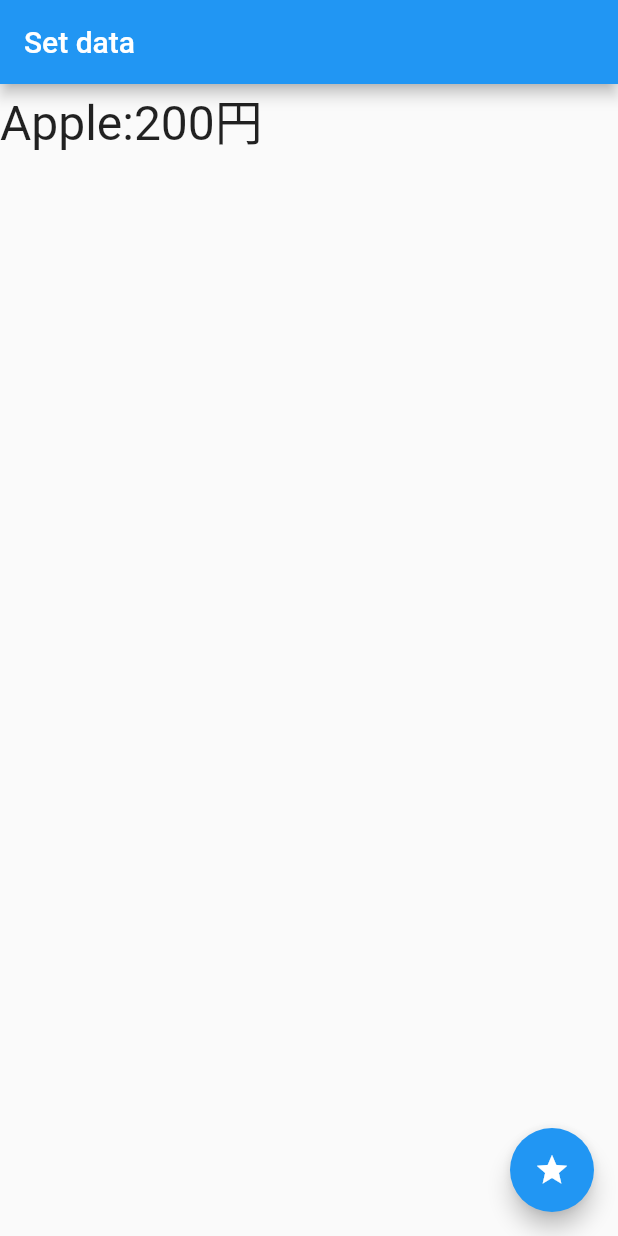
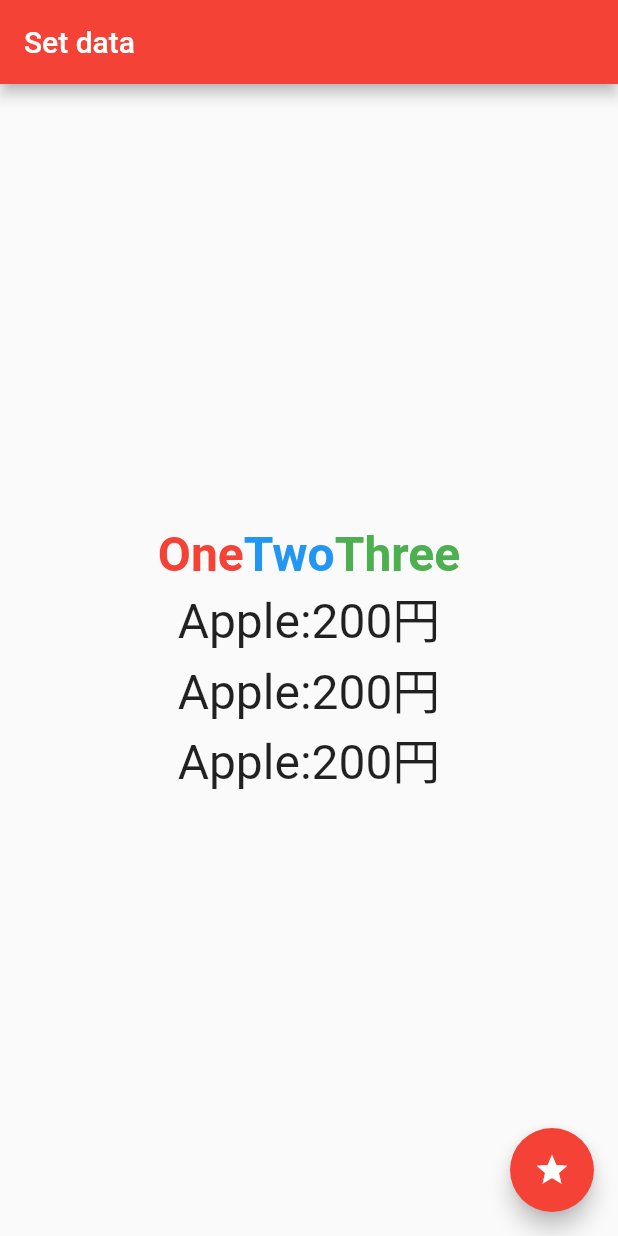
Before and after one commit to yossibank/FlutterApp, a Flutter app: the screen it shows after launch, on a phone screen of 412 x 824 dp. Run offline on Flutter 3.47's test engine with Material 2 defaults, Android fonts, the phone set to English and light mode, and no system bars; our stand-ins replace font_awesome_flutter.

Commit message:
Column, Rowを用いた画面表示

```diff
--- a/practice3/lib/main.dart
+++ b/practice3/lib/main.dart
@@ -4,6 +4,7 @@ void main() {
   runApp(const MyApp());
 }
 
+// StatelessWidgetで静的なWidgetを返す
 class MyApp extends StatelessWidget {
   const MyApp({Key? key}) : super(key: key);
 
@@ -13,11 +14,13 @@ class MyApp extends StatelessWidget {
   Widget build(BuildContext context) {
     return MaterialApp(
       title: 'Flutter Demo',
+      theme: ThemeData(primarySwatch: Colors.red),
       home: MyHomePage(title: title),
     );
   }
 }
 
+// StatefulWidgetで動的なWidgetを生成する。実際の状態管理はcreateState()で作成する
 class MyHomePage extends StatefulWidget {
   final String title;
 
@@ -39,6 +42,7 @@ class Data {
   }
 }
 
+// StatefulWidgetの状態を管理する。状態に応じて表示するWidgetを返す。
 class _MyHomePageState extends State<MyHomePage> {
   static final _data = [
     Data('Apple', 200),
@@ -46,7 +50,7 @@ class _MyHomePageState extends State<MyHomePage> {
     Data('Peach', 300),
   ];
 
-  Data _item = _data[0];
+  Data _item = (_data..shuffle()).first;
 
   void _setData() {
     setState(() {
@@ -58,11 +62,44 @@ class _MyHomePageState extends State<MyHomePage> {
   Widget build(BuildContext context) {
     return Scaffold(
       appBar: AppBar(
-        title: Text('Set data'),
+        title: const Text('Set data'),
       ),
-      body: Text(
-        _item.toString(),
-        style: const TextStyle(fontSize: 32.0),
+      body: Column(
+        mainAxisAlignment: MainAxisAlignment.center,
+        mainAxisSize: MainAxisSize.max,
+        crossAxisAlignment: CrossAxisAlignment.center,
+        children: <Widget>[
+          const Row(
+            mainAxisAlignment: MainAxisAlignment.center,
+            mainAxisSize: MainAxisSize.max,
+            children: <Widget>[
+              Text(
+                'One',
+                style: TextStyle(fontSize: 32.0, color: Colors.red, fontWeight: FontWeight.bold),
+              ),
+              Text(
+                'Two',
+                style: TextStyle(fontSize: 32.0, color: Colors.blue, fontWeight: FontWeight.bold),
+              ),
+              Text(
+                'Three',
+                style: TextStyle(fontSize: 32.0, color: Colors.green, fontWeight: FontWeight.bold),
+              ),
+            ],
+          ),
+          Text(
+            _item.toString(),
+            style: const TextStyle(fontSize: 32.0),
+          ),
+          Text(
+            _item.toString(),
+            style: const TextStyle(fontSize: 32.0),
+          ),
+          Text(
+            _item.toString(),
+            style: const TextStyle(fontSize: 32.0),
+          ),
+        ],
       ),
       floatingActionButton: FloatingActionButton(
         onPressed: _setData,
```
